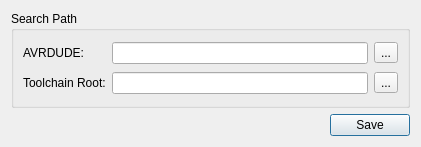
The window that settings.ui (Barcley1990/QtAVR) describes before a commit, drawn with Qt 5.
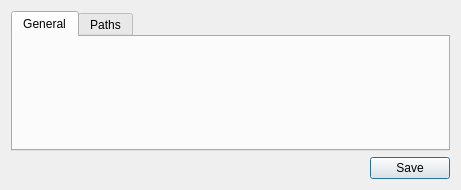
The same window after the commit.

Commit message: Changed Editor name for compatibility. Settings menu with tabs for more general settings. Changed to user home path folder.

```diff
--- a/settings.ui
+++ b/settings.ui
@@ -6,23 +6,30 @@
    <rect>
     <x>0</x>
     <y>0</y>
-    <width>421</width>
-    <height>147</height>
+    <width>461</width>
+    <height>190</height>
    </rect>
   </property>
   <property name="windowTitle">
    <string>User Settings</string>
   </property>
+  <layout class="QGridLayout" name="gridLayout_2">
+   <item row="0" column="0">
+    <widget class="QTabWidget" name="tabWidget">
+     <property name="currentIndex">
+      <number>0</number>
+     </property>
+     <widget class="QWidget" name="tab">
+      <attribute name="title">
+       <string>General</string>
+      </attribute>
+     </widget>
+     <widget class="QWidget" name="tab_2">
+      <attribute name="title">
+       <string>Paths</string>
+      </attribute>
   <layout class="QHBoxLayout" name="horizontalLayout">
    <item>
-    <layout class="QVBoxLayout" name="verticalLayout">
-     <item>
-      <widget class="QGroupBox" name="groupBox">
-       <property name="title">
-        <string>Search Path</string>
-       </property>
-       <layout class="QHBoxLayout" name="horizontalLayout_2">
-        <item>
          <layout class="QGridLayout" name="gridLayout">
           <item row="0" column="1">
            <widget class="QLineEdit" name="lineEditPathAvrdude"/>
@@ -62,8 +69,9 @@
         </item>
        </layout>
       </widget>
-     </item>
-     <item>
+    </widget>
+   </item>
+   <item row="1" column="0">
       <layout class="QHBoxLayout" name="horizontalLayout_3">
        <item>
         <spacer name="horizontalSpacer">
@@ -88,8 +96,8 @@
       </layout>
      </item>
     </layout>
-   </item>
-  </layout>
+  <zorder>pushButtonSaveSettings</zorder>
+  <zorder>verticalLayoutWidget</zorder>
  </widget>
  <resources/>
  <connections/>
```
Lines whose indentation alone changed are shown as unchanged. The commit also changes 3 other files.
